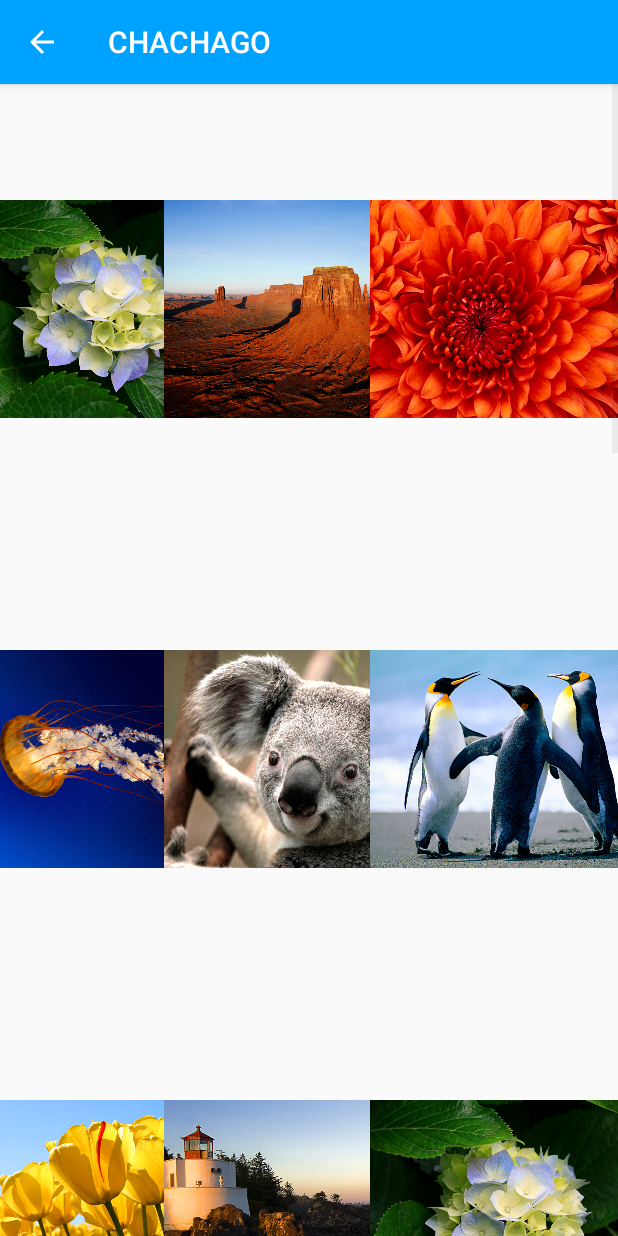
After one commit to WLX-happiness/chachago, an Android app: the ImageActivity screen opened directly, with no data from a screen before it, on a phone screen of 412 x 824 dp. The commit adds this screen. Run offline under Robolectric (Android 15) with nearby library versions, the phone set to English and light mode, and no system bars.

Commit message:
진짜 최종 (나만의 갤러리 추가)

```diff
--- a/app/src/main/AndroidManifest.xml
+++ b/app/src/main/AndroidManifest.xml
@@ -41,6 +41,9 @@
             android:name=".CaptureActivity"
             android:parentActivityName=".MainActivity" />
         <activity
+            android:name=".ImageActivity"
+            android:parentActivityName=".MainActivity"/>
+        <activity
             android:name=".WebActivity"
             android:parentActivityName=".MainActivity"
             android:label="웹브라우저"/>
--- /dev/null
+++ b/app/src/main/java/com/frag/q/frag/ImageActivity.java
@@ -0,0 +1,115 @@
+package com.frag.q.frag;
+
+import android.content.Context;
+import android.os.Bundle;
+import android.support.annotation.Nullable;
+import android.support.v7.app.AlertDialog;
+import android.support.v7.app.AppCompatActivity;
+import android.view.View;
+import android.view.ViewGroup;
+import android.widget.AdapterView;
+import android.widget.BaseAdapter;
+import android.widget.GridView;
+import android.widget.ImageView;
+import android.widget.Toast;
+
+public class ImageActivity extends AppCompatActivity {
+    @Override
+    protected void onCreate(@Nullable Bundle savedInstanceState) {
+        super.onCreate(savedInstanceState);
+        setContentView(R.layout.activity_image);
+
+        GridView gv = (GridView) findViewById(R.id.gridView1);
+        gv.setAdapter(new MyGridAdapter(this));
+
+        final String[] posterName = {
+                "chrysanthemum", "desert", "hydranges", "jellyfish",
+                "koala", "penguins", "tulips", "lighthouse",
+                "chrysanthemum", "desert", "hydranges", "jellyfish",
+                "koala", "penguins", "tulips", "lighthouse",
+                "chrysanthemum", "desert", "hydranges", "jellyfish",
+                "koala", "penguins", "tulips", "lighthouse"
+        };
+
+        gv.setOnItemClickListener(new AdapterView.OnItemClickListener() {
+            @Override
+            public void onItemClick(AdapterView<?> parent, View view, int position, long id) {
+                Toast.makeText(ImageActivity.this, ""+posterName[position], Toast.LENGTH_SHORT).show();
+            }
+        });
+    }
+
+    public class MyGridAdapter extends BaseAdapter {
+        private Context context;
+        private Integer[] posterID = {
+                R.drawable.chrysanthemum, R.drawable.desert, R.drawable.hydranges,
+                R.drawable.jellyfish,R.drawable.koala, R.drawable.penguins,
+                R.drawable.tulips,R.drawable.lighthouse,R.drawable.chrysanthemum,
+                R.drawable.desert, R.drawable.hydranges, R.drawable.jellyfish,
+                R.drawable.koala, R.drawable.penguins, R.drawable.tulips,
+                R.drawable.lighthouse, R.drawable.chrysanthemum, R.drawable.desert,
+                R.drawable.hydranges, R.drawable.jellyfish,R.drawable.koala,
+                R.drawable.penguins, R.drawable.tulips,R.drawable.lighthouse
+        };
+
+        private String[] posterName = {
+                "chrysanthemum", "desert", "hydranges", "jellyfish",
+                "koala", "penguins", "tulips", "lighthouse",
+                "chrysanthemum", "desert", "hydranges", "jellyfish",
+                "koala", "penguins", "tulips", "lighthouse",
+                "chrysanthemum", "desert", "hydranges", "jellyfish",
+                "koala", "penguins", "tulips", "lighthouse"
+        };
+
+
+        public MyGridAdapter (Context c){
+            context = c;
+        }
+
+        @Override
+        public int getCount() {
+            return posterID.length;
+        }
+
+        @Override
+        public Object getItem(int position) {
+            return null;
+        }
+
+        @Override
+        public long getItemId(int position) {
+            return 0;
+        }
+
+        public View getView(final int position, View convertView, ViewGroup parent){
+            ImageView imageView;
+            if (convertView == null){
+                imageView = new ImageView(context);
+                imageView.setLayoutParams(new GridView.LayoutParams(300,450));
+                imageView.setScaleType(ImageView.ScaleType.FIT_CENTER);
+                imageView.setPadding(5,5,5,5);
+            }
+            else{
+                imageView = (ImageView) convertView;
+            }
+            imageView.setImageResource(posterID[position]);
+
+            final int pos = position;
+            imageView.setOnClickListener(new View.OnClickListener(){
+                public void onClick(View v){
+                    View dialogView = (View) View.inflate(ImageActivity.this, R.layout.dialog,null);
+                    AlertDialog.Builder dlg = new AlertDialog.Builder(ImageActivity.this);
+                    ImageView ivPoster = (ImageView) dialogView.findViewById(R.id.ivPoster);
+                    ivPoster.setImageResource(posterID[pos]);
+                    dlg.setTitle(""+posterName[position]);
+                    dlg.setIcon(R.drawable.image);
+                    dlg.setView(dialogView);
+                    dlg.setNegativeButton("닫기",null);
+                    dlg.show();
+                }
+            });
+
+            return imageView;
+        }
+    }
+}
--- /dev/null
+++ b/app/src/main/res/layout/activity_image.xml
@@ -0,0 +1,16 @@
+<?xml version="1.0" encoding="utf-8"?>
+<LinearLayout xmlns:android="http://schemas.android.com/apk/res/android"
+    xmlns:tools="http://schemas.android.com/tools"
+    android:orientation="vertical"
+    android:layout_width="match_parent"
+    android:layout_height="match_parent"
+    tools:context=".GalleryActivity">
+
+
+    <GridView
+        android:id="@+id/gridView1"
+        android:layout_width="match_parent"
+        android:layout_height="match_parent"
+        android:gravity="center"
+        android:numColumns="3"/>
+</LinearLayout>
--- a/app/src/main/res/layout/fragment_b.xml
+++ b/app/src/main/res/layout/fragment_b.xml
@@ -39,12 +39,12 @@
         android:layout_width="match_parent"
         android:layout_height="match_parent">
 
-        <ImageView
-            android:id="@+id/iv_view"
+        <Button
+            android:id="@+id/button"
             android:layout_width="299dp"
             android:layout_height="272dp"
+            android:layout_centerInParent="true"
             android:layout_gravity="center"
-            android:layout_centerInParent="true"
             android:background="@drawable/camera" />
 
     </RelativeLayout>
```
Also changed, not shown: app/src/main/java/com/frag/q/frag/Fragment/FragmentB.java (+11 -0 lines), app/src/main/res/drawable/image.png (added), 2 other files.
